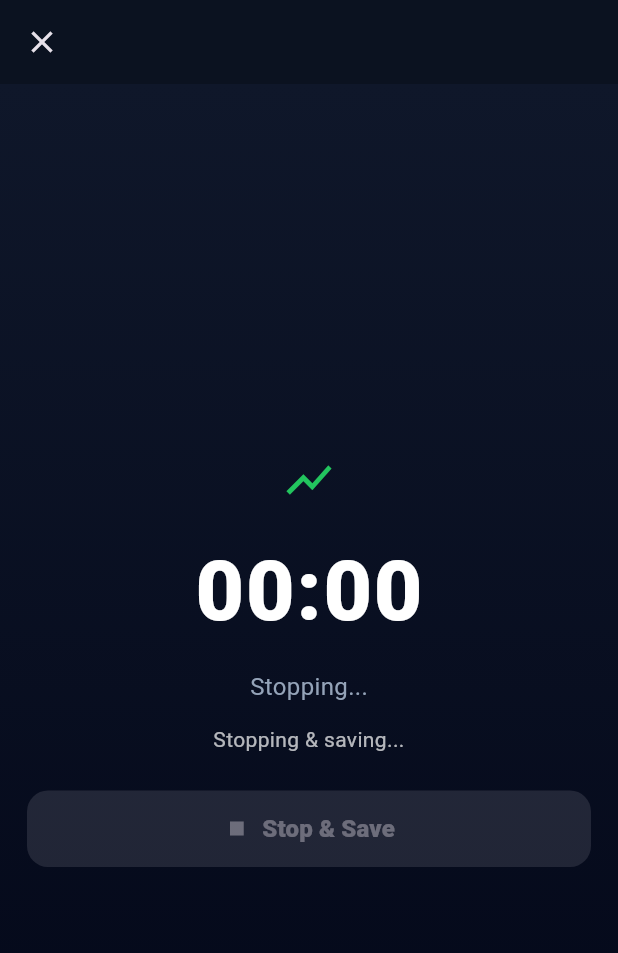
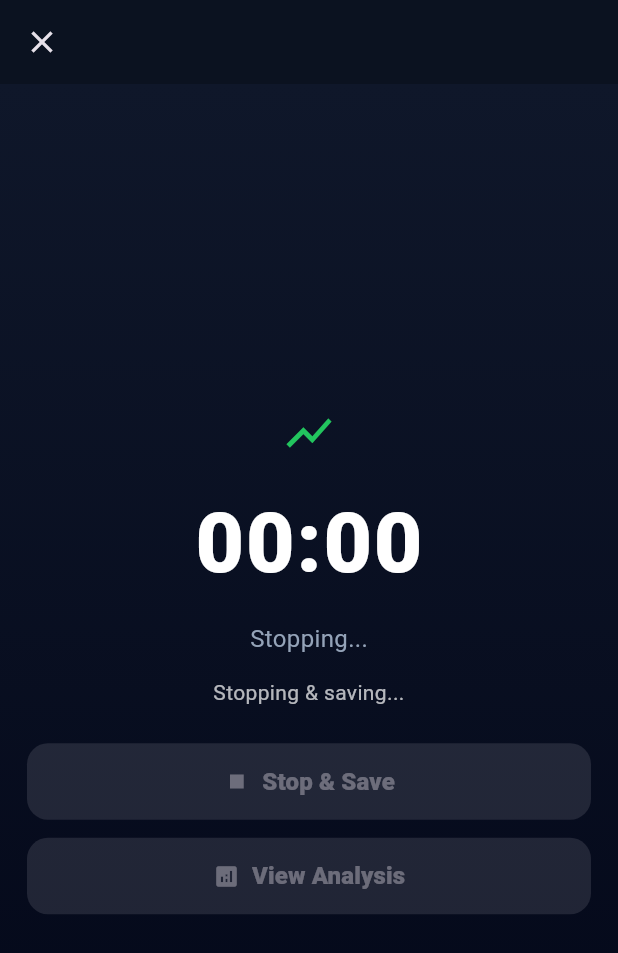
Before and after one commit to AntoineMethot/PFE, a Flutter app: the WorkoutProgressScreen screen opened directly with empty values, after a tap on "Stop & Save", on a phone screen of 412 x 824 dp. Shown: the top 953 px of the screen. Run offline on Flutter 3.47's test engine with Material 3 defaults, Android fonts, the light colour scheme and no system bars; our stand-ins replace flutter_blue_plus.

Commit message:
feat: add analysis from csv

```diff
--- a/lib/screens/workout_progress_screen.dart
+++ b/lib/screens/workout_progress_screen.dart
@@ -4,6 +4,7 @@ import 'package:flutter/material.dart';
 import '../services/ble_manager.dart';
 import '../services/ble_imu_stream.dart';
 import '../services/set_file_writer.dart';
+import '../screens/analysis_from_csv_screen.dart';
 
 class WorkoutProgressScreen extends StatefulWidget {
   const WorkoutProgressScreen({
@@ -26,7 +27,8 @@ class _WorkoutProgressScreenState extends State<WorkoutProgressScreen> {
   bool _starting = true;
   bool _stopping = false;
 
-  String? _status; // shows errors / save path
+  String? _lastSavedCsvPath;
+  String? _status;
   int _sampleCount = 0;
 
   StreamSubscription? _sampleSub;
@@ -38,7 +40,6 @@ class _WorkoutProgressScreenState extends State<WorkoutProgressScreen> {
   }
 
   Future<void> _begin() async {
-    // Must have connected device
     if (BleManager.I.device == null || !BleManager.I.isConnected) {
       setState(() {
         _starting = false;
@@ -48,17 +49,18 @@ class _WorkoutProgressScreenState extends State<WorkoutProgressScreen> {
     }
 
     try {
-      // Start streaming + notifications + buffer clear
+      // Start BLE streaming + notifications (0x01) and clear internal buffer
       await BleImuStream.I.start(sendStartCommand: true);
 
-      // Count samples (optional, but useful for debugging)
-      _sampleSub?.cancel();
+      // Track sample count (handy for debugging)
+      await _sampleSub?.cancel();
       _sampleSub = BleImuStream.I.samplesStream.listen((_) {
         if (!mounted) return;
         setState(() => _sampleCount = BleImuStream.I.buffer.length);
       });
 
-      // Start timer UI
+      // Timer UI
+      _elapsedMs = 0;
       _timer?.cancel();
       _timer = Timer.periodic(const Duration(milliseconds: 100), (_) {
         if (!mounted) return;
@@ -67,7 +69,9 @@ class _WorkoutProgressScreenState extends State<WorkoutProgressScreen> {
 
       setState(() {
         _starting = false;
+        _stopping = false;
         _status = null;
+        _lastSavedCsvPath = null;
       });
     } catch (e) {
       setState(() {
@@ -78,7 +82,7 @@ class _WorkoutProgressScreenState extends State<WorkoutProgressScreen> {
   }
 
   Future<void> _stopAndSave() async {
-    if (_stopping) return;
+    if (_stopping || _starting) return;
 
     setState(() {
       _stopping = true;
@@ -101,17 +105,13 @@ class _WorkoutProgressScreenState extends State<WorkoutProgressScreen> {
         samples: BleImuStream.I.buffer,
       );
 
+      _lastSavedCsvPath = file.path;
+
       if (!mounted) return;
-
       setState(() {
         _stopping = false;
-        _status =
-            "Saved ${BleImuStream.I.buffer.length} samples:\n${file.path}";
+        _status = "Saved ${BleImuStream.I.buffer.length} samples:\n${file.path}";
       });
-
-      // Optional: return to previous screen after saving
-      // Navigator.of(context).pop();
-
     } catch (e) {
       if (!mounted) return;
       setState(() {
@@ -119,6 +119,17 @@ class _WorkoutProgressScreenState extends State<WorkoutProgressScreen> {
         _status = "Stop/save failed: $e";
       });
     }
+  }
+
+  void _openAnalysis() {
+    final path = _lastSavedCsvPath;
+    if (path == null) return;
+
+    Navigator.of(context).push(
+      MaterialPageRoute(
+        builder: (_) => AnalysisFromCsvScreen(csvPath: path),
+      ),
+    );
   }
 
   String _formatTime(int ms) {
@@ -138,6 +149,9 @@ class _WorkoutProgressScreenState extends State<WorkoutProgressScreen> {
   @override
   Widget build(BuildContext context) {
     final timeStr = _formatTime(_elapsedMs);
+
+    final canStop = !_starting && !_stopping;
+    final canAnalyze = _lastSavedCsvPath != null && !_starting && !_stopping;
 
     return Scaffold(
       backgroundColor: const Color(0xFF0B1220),
@@ -165,9 +179,12 @@ class _WorkoutProgressScreenState extends State<WorkoutProgressScreen> {
               child: Column(
                 mainAxisSize: MainAxisSize.min,
                 children: [
-                  const Icon(Icons.show_chart, color: Color(0xFF22C55E), size: 36),
+                  const Icon(
+                    Icons.show_chart,
+                    color: Color(0xFF22C55E),
+                    size: 36,
+                  ),
                   const SizedBox(height: 16),
-
                   Text(
                     timeStr,
                     style: const TextStyle(
@@ -177,17 +194,18 @@ class _WorkoutProgressScreenState extends State<WorkoutProgressScreen> {
                       letterSpacing: 1.2,
                     ),
                   ),
-
                   const SizedBox(height: 12),
 
-                  // Small debug info (optional but helpful)
                   Text(
                     _starting
                         ? "Starting BLE..."
                         : _stopping
                             ? "Stopping..."
                             : "Samples: $_sampleCount",
-                    style: const TextStyle(color: Color(0xFF94A3B8), fontSize: 16),
+                    style: const TextStyle(
+                      color: Color(0xFF94A3B8),
+                      fontSize: 16,
+                    ),
                   ),
 
                   if (_status != null) ...[
@@ -212,11 +230,39 @@ class _WorkoutProgressScreenState extends State<WorkoutProgressScreen> {
                           borderRadius: BorderRadius.circular(14),
                         ),
                       ),
-                      onPressed: (_starting || _stopping) ? null : _stopAndSave,
+                      onPressed: canStop ? _stopAndSave : null,
                       icon: const Icon(Icons.stop),
                       label: const Text(
                         "Stop & Save",
-                        style: TextStyle(fontWeight: FontWeight.w800, fontSize: 16),
+                        style: TextStyle(
+                          fontWeight: FontWeight.w800,
+                          fontSize: 16,
+                        ),
+                      ),
+                    ),
+                  ),
+
+                  const SizedBox(height: 12),
+
+                  SizedBox(
+                    width: double.infinity,
+                    child: ElevatedButton.icon(
+                      style: ElevatedButton.styleFrom(
+                        backgroundColor: const Color(0xFF2563EB),
+                        foregroundColor: Colors.white,
+                        padding: const EdgeInsets.symmetric(vertical: 14),
+                        shape: RoundedRectangleBorder(
+                          borderRadius: BorderRadius.circular(14),
+                        ),
+                      ),
+                      onPressed: canAnalyze ? _openAnalysis : null,
+                      icon: const Icon(Icons.analytics),
+                      label: const Text(
+                        "View Analysis",
+                        style: TextStyle(
+                          fontWeight: FontWeight.w800,
+                          fontSize: 16,
+                        ),
                       ),
                     ),
                   ),
```
Also changed, not shown: lib/screens/analysis_from_csv_screen.dart (added, +316 -0 lines).
